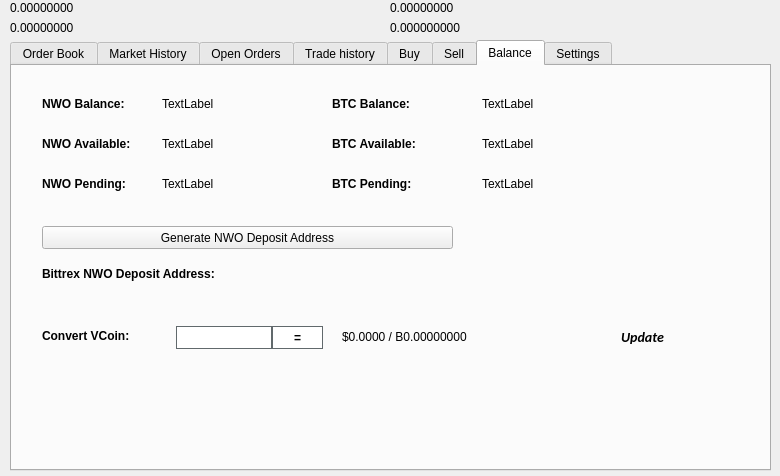
The window that src/qt/forms/tradingdialog.ui (MotoAcidic/BaseSource) describes before a commit, drawn with Qt 5.
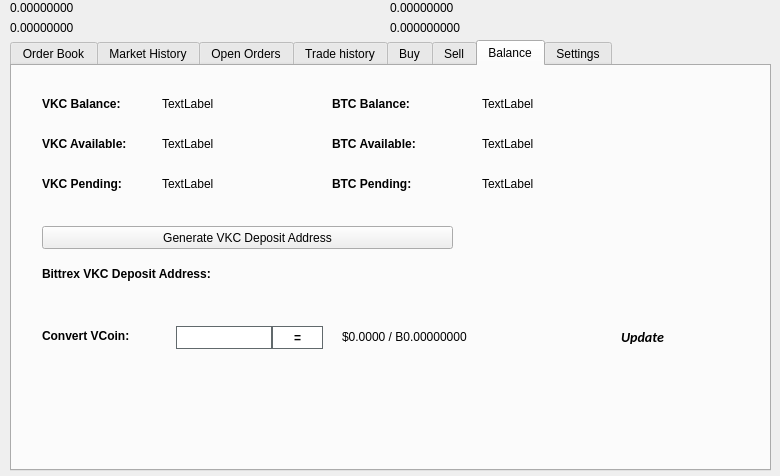
The same window after the commit. The open tabs and pages were chosen to show the change. Icons and pictures are not drawn.

What changed in the file:
```diff
--- a/src/qt/forms/tradingdialog.ui
+++ b/src/qt/forms/tradingdialog.ui
@@ -2762,7 +2762,7 @@
       </font>
      </property>
      <property name="text">
-      <string>NWO Balance:</string>
+      <string>VKC Balance:</string>
      </property>
     </widget>
     <widget class="QLabel" name="label_12">
@@ -2813,7 +2813,7 @@
       </font>
      </property>
      <property name="text">
-      <string>NWO Available:</string>
+      <string>VKC Available:</string>
      </property>
     </widget>
     <widget class="QLabel" name="label_14">
@@ -2832,7 +2832,7 @@
       </font>
      </property>
      <property name="text">
-      <string>NWO Pending:</string>
+      <string>VKC Pending:</string>
      </property>
     </widget>
     <widget class="QLabel" name="NWOPendingLabel">
@@ -2928,7 +2928,7 @@
       </font>
      </property>
      <property name="text">
-      <string>Bittrex NWO Deposit Address:</string>
+      <string>Bittrex VKC Deposit Address:</string>
      </property>
     </widget>
     <widget class="QPushButton" name="GenDepositBTN">
@@ -2941,7 +2941,7 @@
       </rect>
      </property>
      <property name="text">
-      <string>Generate NWO Deposit Address</string>
+      <string>Generate VKC Deposit Address</string>
      </property>
      <property name="icon">
       <iconset resource="../nwo.qrc">
```
Left out of the diff: 44 changed lines with no effect on the pictures.
